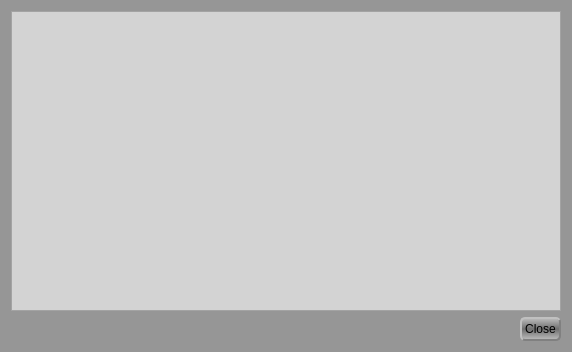
goblincoding/xmlmill, file GCXMLGenerator/forms/gchelpdialog.ui: the form before one commit.
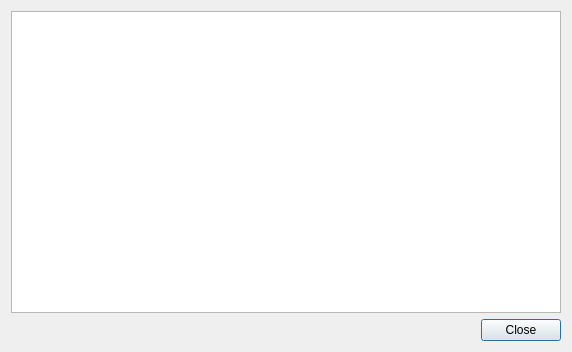
The form after the commit. Icons and pictures are not drawn.

Commit message: Extracted style sheet info to application level (easier to maintain in only one place).

What changed in the file:
```diff
--- a/GCXMLGenerator/forms/gchelpdialog.ui
+++ b/GCXMLGenerator/forms/gchelpdialog.ui
@@ -18,272 +18,7 @@
     <normaloff>:/resources/goblinicon.jpg</normaloff>:/resources/goblinicon.jpg</iconset>
   </property>
   <property name="styleSheet">
-   <string notr="true">QDialog
-{
-  background-color: rgba(150, 150, 150, 255);
-}
-
-QPushButton
-{
-  color: rgb(0, 0, 0);
-  background-color: qlineargradient(spread:reflect, x1:0.5, y1:0.5, x2:0.5, y2:1, stop:0 rgba(110, 110, 110, 240), stop:1 rgba(150, 150, 160, 255));
-  border-width: 1px;
-  border-radius: 5px;
-  border-color: gray;
-  border-style: outset;
-  font: 12px;
-  min-width: 5em;
-  min-height: 1em;
-  padding: 3px;
-}
-
-QPushButton:pressed
-{
-  color: rgb(190, 190, 190);
-  background-color: qlineargradient(spread:reflect, x1:0.5, y1:0.5, x2:0.5, y2:1, stop:0 rgba(150, 150, 160, 240), stop:1 rgba(110, 110, 125, 255));
-  border-style: inset;
-}
-
-QPushButton:default 
-{
-  border-color: gray;
-  border-width: 2px;   
-  background-color: qlineargradient(spread:reflect, x1:0.5, y1:0.5, x2:0.5, y2:1, stop:0 rgba(110, 110, 110, 255), stop:1 rgba(190, 190, 190, 255));
-}
-
-QTextEdit
-{
-  background-color: lightgray;
-  selection-background-color: rgba(120, 120, 130, 200);
-}
-
-QSplitter::handle
-{
-  background-color: darkgray
-}
-
-QSplitter::handle:vertical 
-{
-  height: 3px;
-}
-
-QSplitter::handle:pressed
-{
-  background-color: lightgray
-}
-
-QHeaderView::section 
-{
-  color: rgba(10, 10, 10, 255);
-  background-color: qlineargradient(spread:reflect, x1:0.5, y1:0.5, x2:0.5, y2:1, stop:0 rgba(110, 110, 110, 240), stop:1 rgba(150, 150, 160, 255));
-  border-width: 1px;
-  border-radius: 3px;
-  border-color: darkgray;
-  border-style: inset;
-  font: 11px;
-  min-width: 5em;
-  min-height: 1em;
-  padding: 3px;
-}
-
-QHeaderView::section:checked
-{
-  alternate-background-color: rgba(90, 90, 100, 255);
-}
-
-QHeaderView::down-arrow 
-{
-  image: url(&quot;:/resources/downarrow.png&quot;);
-}
-
-QHeaderView::up-arrow 
-{
-  image: url(&quot;:/resources/uparrow.png&quot;);
-}
-
-QTreeView
-{
-  border: 1px solid black;
-  color: rgba(10, 10, 10, 255);
-  background-color: rgba(140, 140, 140, 255);
-  alternate-background-color: rgba(90, 90, 100, 255);
-  selection-background-color: rgba(120, 120, 130, 200);
-  font: 12px;
-}
-
-QTreeView::branch:has-children:!has-siblings:closed, QTreeView::branch:closed:has-children:has-siblings
-{
-  border-image: none;
-  image: url(&quot;:/resources/rightarrow.png&quot;);
-}
-
-QTreeView::branch:open:has-children:!has-siblings, QTreeView::branch:open:has-children:has-siblings
-{
-  border-image: none;
-  image: url(&quot;:/resources/angledarrow.png&quot;);
-}
-
-QTreeView::branch:hover
-{
-  background-color: rgba(20, 20, 20, 200);
-}
-
-QTreeView::item:selected 
-{
-   color: rgba(20, 20, 20, 255);
-}
-
-QScrollBar:vertical 
-{
-  width: 17px;
-  margin: 18px 0 18px 0;
-  background-color: qlineargradient(spread:pad, x1:0.767, y1:1, x2:1, y2:0, stop:0 rgba(140, 140, 140, 200), stop:1 rgba(160, 160, 160, 255));
-  border-width: 1px;
-  border-color: rgb(40, 40, 40);
-  border-style: solid;
-  border-radius: 3px;
-}
-
-QScrollBar::handle:vertical 
-{
-  background-color: qlineargradient(spread:reflect, x1:0, y1:1, x2:0, y2:0.5, stop:0 rgba(50, 50, 50, 255), stop:1 rgba(150, 150, 150, 255));
-  width: 17px;
-  height: 17px;
-  image: url(&quot;:/resources/scrollgrip.png&quot;);
-  min-height: 3em;
-  border-color: rgb(40, 40, 40);
-  border-style: solid;
-  border-radius: 3px;
-}
-
-QScrollBar::add-line:vertical 
-{
-  border-color: rgba(40, 40, 40, 0);
-  height: 18px;
-  subcontrol-position: bottom;
-  subcontrol-origin: margin;
-}
-
-QScrollBar::sub-line:vertical 
-{
-  border-color: rgba(40, 40, 40, 0);
-  height: 18px;
-  subcontrol-position: top;
-  subcontrol-origin: margin;
-}
-
-QScrollBar::up-arrow:vertical
-{
-  width: 17px;
-  height: 17px;
-  image: url(&quot;:/resources/uparrow.png&quot;);
-  background-color: qlineargradient(spread:pad, x1:0.767, y1:1, x2:1, y2:0, stop:0 rgba(110, 110, 125, 255), stop:1 rgba(150, 150, 160, 255));
-  border-radius: 2px;
-}
-
-QScrollBar::up-arrow:vertical:pressed
-{
-  color: rgb(190, 190, 190);
-  background-color: rgba(50, 50, 50, 255);
-  border-style: inset;
-}
-
-QScrollBar::down-arrow:vertical 
-{
-  width: 17px;
-  height: 17px;
-  image: url(&quot;:/resources/downarrow.png&quot;);
-  background-color: qlineargradient(spread:pad, x1:0.767, y1:1, x2:1, y2:0, stop:0 rgba(110, 110, 125, 255), stop:1 rgba(150, 150, 160, 255));
-  border-radius: 2px;
-}
-
-QScrollBar::down-arrow:vertical:pressed
-{
-  color: rgb(190, 190, 190);
-  background-color: rgba(50, 50, 50, 255);
-  border-style: inset;
-}
-
-QScrollBar::add-page:vertical, QScrollBar::sub-page:vertical 
-{
-  background: none;
-}
-
-QScrollBar:horizontal 
-{
-  height: 17px;
-  margin: 0 18px 0 18px;
-  background-color: qlineargradient(spread:pad, x1:0.767, y1:1, x2:1, y2:0, stop:0 rgba(140, 140, 140, 200), stop:1 rgba(160, 160, 160, 255));
-  border-width: 1px;
-  border-color: rgb(40, 40, 40);
-  border-style: solid;
-  border-radius: 3px;
-}
-
-QScrollBar::handle:horizontal 
-{
-  background-color: qlineargradient(spread:reflect, x1:0, y1:1, x2:0, y2:0.5, stop:0 rgba(50, 50, 50, 255), stop:1 rgba(150, 150, 150, 255));
-  width: 17px;
-  height: 17px;
-  image: url(&quot;:/resources/scrollgriphorizontal.png&quot;);
-  min-width: 3em;
-  border-color: rgb(40, 40, 40);
-  border-style: solid;
-  border-radius: 3px;
-}
-
-QScrollBar::add-line:horizontal 
-{
-  border-color: rgba(40, 40, 40, 0);
-  width: 18px;
-  subcontrol-position: right;
-  subcontrol-origin: margin;
-}
-
-QScrollBar::sub-line:horizontal 
-{
-  border-color: rgba(40, 40, 40, 0);
-  width: 18px;
-  subcontrol-position: left;
-  subcontrol-origin: margin;
-}
-
-QScrollBar::left-arrow:horizontal
-{
-  width: 17px;
-  height: 17px;
-  image: url(&quot;:/resources/leftarrow.png&quot;);
-  background-color: qlineargradient(spread:pad, x1:0.767, y1:1, x2:1, y2:0, stop:0 rgba(110, 110, 125, 255), stop:1 rgba(150, 150, 160, 255));
-  border-radius: 2px;
-}
-
-QScrollBar::left-arrow:horizontal:pressed
-{
-  color: rgb(190, 190, 190);
-  background-color: rgba(50, 50, 50, 255);
-  border-style: inset;
-}
-
-QScrollBar::right-arrow:horizontal 
-{
-  width: 17px;
-  height: 17px;
-  image: url(&quot;:/resources/rightarrow.png&quot;);
-  background-color: qlineargradient(spread:pad, x1:0.767, y1:1, x2:1, y2:0, stop:0 rgba(110, 110, 125, 255), stop:1 rgba(150, 150, 160, 255));
-  border-radius: 2px;
-}
-
-QScrollBar::right-arrow:horizontal:pressed
-{
-  color: rgb(190, 190, 190);
-  background-color: rgba(50, 50, 50, 255);
-  border-style: inset;
-}
-
-QScrollBar::add-page:horizontal, QScrollBar::sub-page:horizontal 
-{
-  background: none;
-}</string>
+   <string notr="true"/>
   </property>
   <layout class="QVBoxLayout" name="verticalLayout">
    <item>
```
The commit also changes 7 other files.
